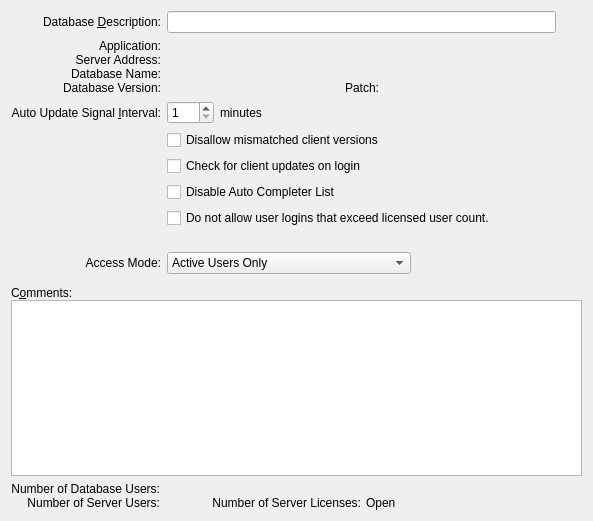
Old version of the form guiclient/databaseInformation.ui in the repository Pegasus-RPG/xtuple-client.
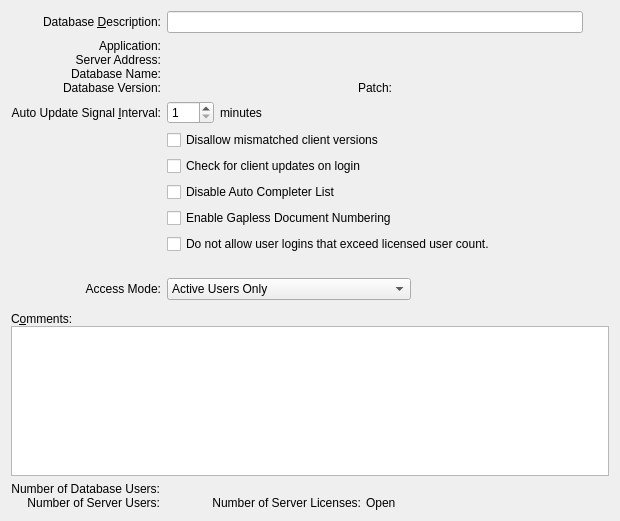
New version of the form. Custom widgets are drawn as their Qt base class.

Commit message: Issue #21746:add metric to enable gapless numbering

The edit to the form file:
```diff
--- a/guiclient/databaseInformation.ui
+++ b/guiclient/databaseInformation.ui
@@ -13,7 +13,7 @@
    <rect>
     <x>0</x>
     <y>0</y>
-    <width>593</width>
+    <width>620</width>
     <height>521</height>
    </rect>
   </property>
@@ -37,284 +37,7 @@
    <item row="0" column="1">
     <widget class="XLineEdit" name="_description"/>
    </item>
-   <item row="0" column="2" rowspan="12">
-    <layout class="QVBoxLayout">
-     <property name="spacing">
-      <number>0</number>
-     </property>
-     <item>
-      <spacer>
-       <property name="orientation">
-        <enum>Qt::Vertical</enum>
-       </property>
-       <property name="sizeType">
-        <enum>QSizePolicy::Expanding</enum>
-       </property>
-       <property name="sizeHint" stdset="0">
-        <size>
-         <width>20</width>
-         <height>0</height>
-        </size>
-       </property>
-      </spacer>
-     </item>
-    </layout>
-   </item>
-   <item row="1" column="0">
-    <layout class="QVBoxLayout">
-     <property name="spacing">
-      <number>0</number>
-     </property>
-     <item>
-      <widget class="QLabel" name="_applicationLit">
-       <property name="text">
-        <string>Application:</string>
-       </property>
-       <property name="alignment">
-        <set>Qt::AlignRight|Qt::AlignTrailing|Qt::AlignVCenter</set>
-       </property>
-      </widget>
-     </item>
-     <item>
-      <widget class="QLabel" name="_serverLit">
-       <property name="text">
-        <string>Server Address:</string>
-       </property>
-       <property name="alignment">
-        <set>Qt::AlignRight|Qt::AlignTrailing|Qt::AlignVCenter</set>
-       </property>
-      </widget>
-     </item>
-     <item>
-      <widget class="QLabel" name="_nameLit">
-       <property name="text">
-        <string>Database Name:</string>
-       </property>
-       <property name="alignment">
-        <set>Qt::AlignRight|Qt::AlignTrailing|Qt::AlignVCenter</set>
-       </property>
-      </widget>
-     </item>
-     <item>
-      <widget class="QLabel" name="_versionLit">
-       <property name="text">
-        <string>Database Version:</string>
-       </property>
-       <property name="alignment">
-        <set>Qt::AlignRight|Qt::AlignTrailing|Qt::AlignVCenter</set>
-       </property>
-      </widget>
-     </item>
-    </layout>
-   </item>
-   <item row="1" column="1">
-    <layout class="QVBoxLayout">
-     <property name="spacing">
-      <number>0</number>
-     </property>
-     <item>
-      <widget class="QLabel" name="_application">
-       <property name="text">
-        <string/>
-       </property>
-      </widget>
-     </item>
-     <item>
-      <widget class="QLabel" name="_server">
-       <property name="sizePolicy">
-        <sizepolicy hsizetype="Expanding" vsizetype="Preferred">
-         <horstretch>0</horstretch>
-         <verstretch>0</verstretch>
-        </sizepolicy>
-       </property>
-      </widget>
-     </item>
-     <item>
-      <widget class="QLabel" name="_name">
-       <property name="sizePolicy">
-        <sizepolicy hsizetype="Expanding" vsizetype="Preferred">
-         <horstretch>0</horstretch>
-         <verstretch>0</verstretch>
-        </sizepolicy>
-       </property>
-      </widget>
-     </item>
-     <item>
-      <layout class="QHBoxLayout">
-       <item>
-        <widget class="QLabel" name="_version">
-         <property name="sizePolicy">
-          <sizepolicy hsizetype="Expanding" vsizetype="Preferred">
-           <horstretch>0</horstretch>
-           <verstretch>0</verstretch>
-          </sizepolicy>
-         </property>
-         <property name="text">
-          <string/>
-         </property>
-         <property name="alignment">
-          <set>Qt::AlignLeading|Qt::AlignLeft|Qt::AlignVCenter</set>
-         </property>
-        </widget>
-       </item>
-       <item>
-        <widget class="QLabel" name="_patchLit">
-         <property name="text">
-          <string>Patch:</string>
-         </property>
-        </widget>
-       </item>
-       <item>
-        <widget class="QLabel" name="_patch">
-         <property name="sizePolicy">
-          <sizepolicy hsizetype="Expanding" vsizetype="Preferred">
-           <horstretch>0</horstretch>
-           <verstretch>0</verstretch>
-          </sizepolicy>
-         </property>
-         <property name="text">
-          <string/>
-         </property>
-        </widget>
-       </item>
-      </layout>
-     </item>
-    </layout>
-   </item>
-   <item row="2" column="0">
-    <widget class="QLabel" name="_intervalLit">
-     <property name="text">
-      <string>Auto Update Signal &amp;Interval:</string>
-     </property>
-     <property name="alignment">
-      <set>Qt::AlignRight|Qt::AlignTrailing|Qt::AlignVCenter</set>
-     </property>
-     <property name="buddy">
-      <cstring>_interval</cstring>
-     </property>
-    </widget>
-   </item>
-   <item row="2" column="1">
-    <layout class="QHBoxLayout">
-     <item>
-      <widget class="QSpinBox" name="_interval">
-       <property name="minimum">
-        <number>1</number>
-       </property>
-       <property name="maximum">
-        <number>999</number>
-       </property>
-      </widget>
-     </item>
-     <item>
-      <widget class="QLabel" name="_minutesLit">
-       <property name="sizePolicy">
-        <sizepolicy hsizetype="Expanding" vsizetype="Preferred">
-         <horstretch>0</horstretch>
-         <verstretch>0</verstretch>
-        </sizepolicy>
-       </property>
-       <property name="text">
-        <string>minutes</string>
-       </property>
-      </widget>
-     </item>
-    </layout>
-   </item>
-   <item row="3" column="1">
-    <widget class="QCheckBox" name="_disallowMismatchClient">
-     <property name="text">
-      <string>Disallow mismatched client versions</string>
-     </property>
-    </widget>
-   </item>
-   <item row="10" column="0">
-    <widget class="QLabel" name="_accessLit">
-     <property name="text">
-      <string>Access Mode:</string>
-     </property>
-     <property name="alignment">
-      <set>Qt::AlignRight|Qt::AlignTrailing|Qt::AlignVCenter</set>
-     </property>
-     <property name="buddy">
-      <cstring>_access</cstring>
-     </property>
-    </widget>
-   </item>
-   <item row="10" column="1">
-    <layout class="QHBoxLayout" name="horizontalLayout">
-     <item>
-      <widget class="QComboBox" name="_access">
-       <item>
-        <property name="text">
-         <string>Active Users Only</string>
-        </property>
-       </item>
-       <item>
-        <property name="text">
-         <string>Admin Users Only (Maintenance Mode)</string>
-        </property>
-       </item>
-       <item>
-        <property name="text">
-         <string>Any Users not Inactive</string>
-        </property>
-       </item>
-      </widget>
-     </item>
-     <item>
-      <spacer name="horizontalSpacer">
-       <property name="orientation">
-        <enum>Qt::Horizontal</enum>
-       </property>
-       <property name="sizeHint" stdset="0">
-        <size>
-         <width>0</width>
-         <height>20</height>
-        </size>
-       </property>
-      </spacer>
-     </item>
-    </layout>
-   </item>
-   <item row="12" column="0" colspan="3">
-    <widget class="QFrame" name="frame">
-     <property name="sizePolicy">
-      <sizepolicy hsizetype="Preferred" vsizetype="Expanding">
-       <horstretch>0</horstretch>
-       <verstretch>1</verstretch>
-      </sizepolicy>
-     </property>
-     <property name="frameShape">
-      <enum>QFrame::NoFrame</enum>
-     </property>
-     <property name="frameShadow">
-      <enum>QFrame::Plain</enum>
-     </property>
-     <layout class="QVBoxLayout">
-      <property name="spacing">
-       <number>0</number>
-      </property>
-      <property name="margin">
-       <number>0</number>
-      </property>
-      <item>
-       <widget class="QLabel" name="_commentsLit">
-        <property name="text">
-         <string>C&amp;omments:</string>
-        </property>
-        <property name="buddy">
-         <cstring>_comments</cstring>
-        </property>
-       </widget>
-      </item>
-      <item>
-       <widget class="XTextEdit" name="_comments"/>
-      </item>
-     </layout>
-    </widget>
-   </item>
-   <item row="13" column="0" colspan="3">
+   <item row="14" column="0" colspan="3">
     <layout class="QHBoxLayout">
      <property name="spacing">
       <number>0</number>
@@ -480,6 +203,241 @@
      </property>
     </widget>
    </item>
+   <item row="7" column="1">
+    <widget class="QCheckBox" name="_forceLicense">
+     <property name="text">
+      <string>Do not allow user logins that exceed licensed user count.</string>
+     </property>
+    </widget>
+   </item>
+   <item row="13" column="0" colspan="3">
+    <widget class="QFrame" name="frame">
+     <property name="sizePolicy">
+      <sizepolicy hsizetype="Preferred" vsizetype="Expanding">
+       <horstretch>0</horstretch>
+       <verstretch>1</verstretch>
+      </sizepolicy>
+     </property>
+     <property name="frameShape">
+      <enum>QFrame::NoFrame</enum>
+     </property>
+     <property name="frameShadow">
+      <enum>QFrame::Plain</enum>
+     </property>
+     <layout class="QVBoxLayout">
+      <property name="spacing">
+       <number>0</number>
+      </property>
+      <property name="margin">
+       <number>0</number>
+      </property>
+      <item>
+       <widget class="QLabel" name="_commentsLit">
+        <property name="text">
+         <string>C&amp;omments:</string>
+        </property>
+        <property name="buddy">
+         <cstring>_comments</cstring>
+        </property>
+       </widget>
+      </item>
+      <item>
+       <widget class="XTextEdit" name="_comments"/>
+      </item>
+     </layout>
+    </widget>
+   </item>
+   <item row="1" column="1">
+    <layout class="QVBoxLayout">
+     <property name="spacing">
+      <number>0</number>
+     </property>
+     <item>
+      <widget class="QLabel" name="_application">
+       <property name="text">
+        <string/>
+       </property>
+      </widget>
+     </item>
+     <item>
+      <widget class="QLabel" name="_server">
+       <property name="sizePolicy">
+        <sizepolicy hsizetype="Expanding" vsizetype="Preferred">
+         <horstretch>0</horstretch>
+         <verstretch>0</verstretch>
+        </sizepolicy>
+       </property>
+      </widget>
+     </item>
+     <item>
+      <widget class="QLabel" name="_name">
+       <property name="sizePolicy">
+        <sizepolicy hsizetype="Expanding" vsizetype="Preferred">
+         <horstretch>0</horstretch>
+         <verstretch>0</verstretch>
+        </sizepolicy>
+       </property>
+      </widget>
+     </item>
+     <item>
+      <layout class="QHBoxLayout">
+       <item>
+        <widget class="QLabel" name="_version">
+         <property name="sizePolicy">
+          <sizepolicy hsizetype="Expanding" vsizetype="Preferred">
+           <horstretch>0</horstretch>
+           <verstretch>0</verstretch>
+          </sizepolicy>
+         </property>
+         <property name="text">
+          <string/>
+         </property>
+         <property name="alignment">
+          <set>Qt::AlignLeading|Qt::AlignLeft|Qt::AlignVCenter</set>
+         </property>
+        </widget>
+       </item>
+       <item>
+        <widget class="QLabel" name="_patchLit">
+         <property name="text">
+          <string>Patch:</string>
+         </property>
+        </widget>
+       </item>
+       <item>
+        <widget class="QLabel" name="_patch">
+         <property name="sizePolicy">
+          <sizepolicy hsizetype="Expanding" vsizetype="Preferred">
+           <horstretch>0</horstretch>
+           <verstretch>0</verstretch>
+          </sizepolicy>
+         </property>
+         <property name="text">
+          <string/>
+         </property>
+        </widget>
+       </item>
+      </layout>
+     </item>
+    </layout>
+   </item>
+   <item row="2" column="1">
+    <layout class="QHBoxLayout">
+     <item>
+      <widget class="QSpinBox" name="_interval">
+       <property name="minimum">
+        <number>1</number>
+       </property>
+       <property name="maximum">
+        <number>999</number>
+       </property>
+      </widget>
+     </item>
+     <item>
+      <widget class="QLabel" name="_minutesLit">
+       <property name="sizePolicy">
+        <sizepolicy hsizetype="Expanding" vsizetype="Preferred">
+         <horstretch>0</horstretch>
+         <verstretch>0</verstretch>
+        </sizepolicy>
+       </property>
+       <property name="text">
+        <string>minutes</string>
+       </property>
+      </widget>
+     </item>
+    </layout>
+   </item>
+   <item row="3" column="1">
+    <widget class="QCheckBox" name="_disallowMismatchClient">
+     <property name="text">
+      <string>Disallow mismatched client versions</string>
+     </property>
+    </widget>
+   </item>
+   <item row="0" column="2" rowspan="13">
+    <layout class="QVBoxLayout">
+     <property name="spacing">
+      <number>0</number>
+     </property>
+     <item>
+      <spacer>
+       <property name="orientation">
+        <enum>Qt::Vertical</enum>
+       </property>
+       <property name="sizeType">
+        <enum>QSizePolicy::Expanding</enum>
+       </property>
+       <property name="sizeHint" stdset="0">
+        <size>
+         <width>20</width>
+         <height>0</height>
+        </size>
+       </property>
+      </spacer>
+     </item>
+    </layout>
+   </item>
+   <item row="2" column="0">
+    <widget class="QLabel" name="_intervalLit">
+     <property name="text">
+      <string>Auto Update Signal &amp;Interval:</string>
+     </property>
+     <property name="alignment">
+      <set>Qt::AlignRight|Qt::AlignTrailing|Qt::AlignVCenter</set>
+     </property>
+     <property name="buddy">
+      <cstring>_interval</cstring>
+     </property>
+    </widget>
+   </item>
+   <item row="1" column="0">
+    <layout class="QVBoxLayout">
+     <property name="spacing">
+      <number>0</number>
+     </property>
+     <item>
+      <widget class="QLabel" name="_applicationLit">
+       <property name="text">
+        <string>Application:</string>
+       </property>
+       <property name="alignment">
+        <set>Qt::AlignRight|Qt::AlignTrailing|Qt::AlignVCenter</set>
+       </property>
+      </widget>
+     </item>
+     <item>
+      <widget class="QLabel" name="_serverLit">
+       <property name="text">
+        <string>Server Address:</string>
+       </property>
+       <property name="alignment">
+        <set>Qt::AlignRight|Qt::AlignTrailing|Qt::AlignVCenter</set>
+       </property>
+      </widget>
+     </item>
+     <item>
+      <widget class="QLabel" name="_nameLit">
+       <property name="text">
+        <string>Database Name:</string>
+       </property>
+       <property name="alignment">
+        <set>Qt::AlignRight|Qt::AlignTrailing|Qt::AlignVCenter</set>
+       </property>
+      </widget>
+     </item>
+     <item>
+      <widget class="QLabel" name="_versionLit">
+       <property name="text">
+        <string>Database Version:</string>
+       </property>
+       <property name="alignment">
+        <set>Qt::AlignRight|Qt::AlignTrailing|Qt::AlignVCenter</set>
+       </property>
+      </widget>
+     </item>
+    </layout>
+   </item>
    <item row="5" column="1">
     <widget class="QCheckBox" name="_disableAutoComplete">
      <property name="text">
@@ -487,10 +445,59 @@
      </property>
     </widget>
    </item>
+   <item row="11" column="1">
+    <layout class="QHBoxLayout" name="horizontalLayout">
+     <item>
+      <widget class="QComboBox" name="_access">
+       <item>
+        <property name="text">
+         <string>Active Users Only</string>
+        </property>
+       </item>
+       <item>
+        <property name="text">
+         <string>Admin Users Only (Maintenance Mode)</string>
+        </property>
+       </item>
+       <item>
+        <property name="text">
+         <string>Any Users not Inactive</string>
+        </property>
+       </item>
+      </widget>
+     </item>
+     <item>
+      <spacer name="horizontalSpacer">
+       <property name="orientation">
+        <enum>Qt::Horizontal</enum>
+       </property>
+       <property name="sizeHint" stdset="0">
+        <size>
+         <width>0</width>
+         <height>20</height>
+        </size>
+       </property>
+      </spacer>
+     </item>
+    </layout>
+   </item>
+   <item row="11" column="0">
+    <widget class="QLabel" name="_accessLit">
+     <property name="text">
+      <string>Access Mode:</string>
+     </property>
+     <property name="alignment">
+      <set>Qt::AlignRight|Qt::AlignTrailing|Qt::AlignVCenter</set>
+     </property>
+     <property name="buddy">
+      <cstring>_access</cstring>
+     </property>
+    </widget>
+   </item>
    <item row="6" column="1">
-    <widget class="QCheckBox" name="_forceLicense">
+    <widget class="QCheckBox" name="_enableGapless">
      <property name="text">
-      <string>Do not allow user logins that exceed licensed user count.</string>
+      <string>Enable Gapless Document Numbering</string>
      </property>
     </widget>
    </item>
```
Left out of the diff: 25 changed lines with no effect on the pictures. The commit also changes 1 other file.
